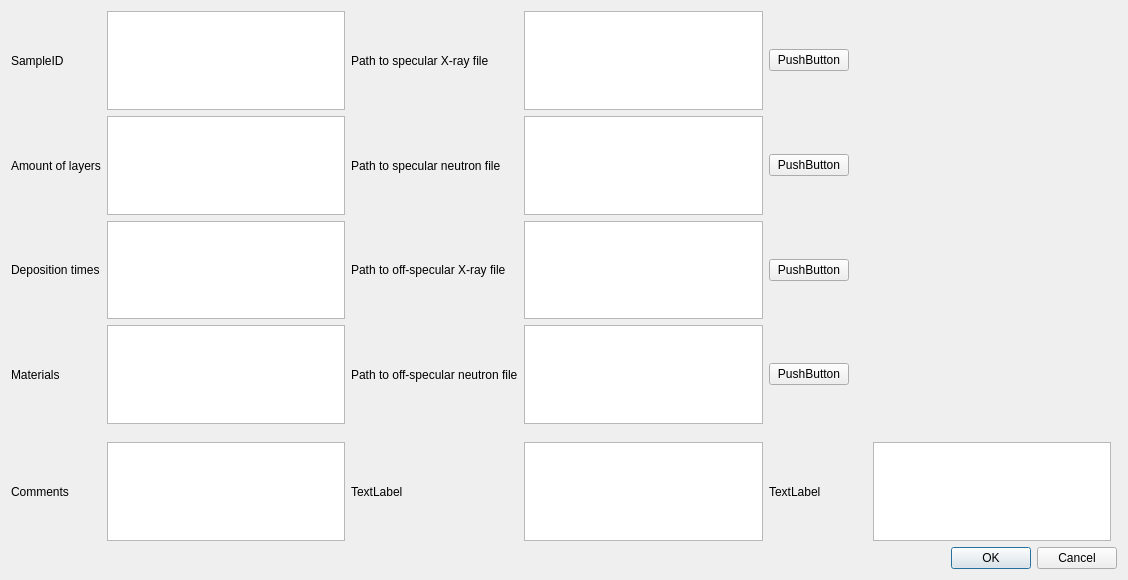
First picture: the form in sampleCreator.ui, repository sstendahl/KARIN, before the edit.
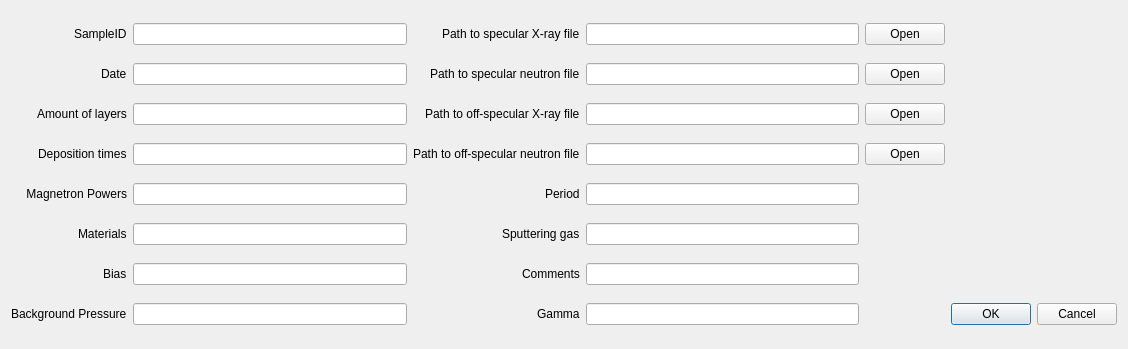
Second picture: the form after the edit.

Commit message: Implemented SampleDB

```diff
--- a/sampleCreator.ui
+++ b/sampleCreator.ui
@@ -7,153 +7,96 @@
     <x>0</x>
     <y>0</y>
     <width>1128</width>
-    <height>580</height>
+    <height>349</height>
    </rect>
   </property>
   <property name="windowTitle">
    <string>Dialog</string>
   </property>
   <layout class="QGridLayout" name="gridLayout_2">
+   <item row="5" column="5">
+    <widget class="QPushButton" name="openOffSpecNpath">
+     <property name="sizePolicy">
+      <sizepolicy hsizetype="Maximum" vsizetype="Fixed">
+       <horstretch>0</horstretch>
+       <verstretch>0</verstretch>
+      </sizepolicy>
+     </property>
+     <property name="text">
+      <string>Open</string>
+     </property>
+    </widget>
+   </item>
+   <item row="5" column="4">
+    <widget class="QLineEdit" name="pathoffspecNline"/>
+   </item>
+   <item row="7" column="4">
+    <widget class="QLineEdit" name="SputteringGasLine"/>
+   </item>
+   <item row="5" column="3" alignment="Qt::AlignRight">
+    <widget class="QLabel" name="label_4">
+     <property name="text">
+      <string>Path to off-specular neutron file</string>
+     </property>
+    </widget>
+   </item>
+   <item row="3" column="5">
+    <widget class="QPushButton" name="openSpecNpath">
+     <property name="sizePolicy">
+      <sizepolicy hsizetype="Maximum" vsizetype="Fixed">
+       <horstretch>0</horstretch>
+       <verstretch>0</verstretch>
+      </sizepolicy>
+     </property>
+     <property name="text">
+      <string>Open</string>
+     </property>
+    </widget>
+   </item>
+   <item row="14" column="4">
+    <widget class="QLineEdit" name="CommentsLine"/>
+   </item>
    <item row="2" column="4">
-    <widget class="QPushButton" name="pushButton">
-     <property name="text">
-      <string>PushButton</string>
-     </property>
-    </widget>
+    <widget class="QLineEdit" name="pathXraySpecLine"/>
    </item>
-   <item row="5" column="0">
-    <widget class="QLabel" name="label_2">
-     <property name="text">
-      <string>Materials</string>
-     </property>
-    </widget>
-   </item>
-   <item row="14" column="3">
-    <widget class="QTextEdit" name="textEdit_10"/>
-   </item>
-   <item row="4" column="1">
-    <widget class="QTextEdit" name="textEdit_2"/>
-   </item>
-   <item row="3" column="2">
+   <item row="3" column="3" alignment="Qt::AlignRight">
     <widget class="QLabel" name="label_8">
      <property name="text">
       <string>Path to specular neutron file</string>
      </property>
     </widget>
    </item>
-   <item row="5" column="2">
-    <widget class="QLabel" name="label_4">
+   <item row="7" column="3" alignment="Qt::AlignRight">
+    <widget class="QLabel" name="label_13">
      <property name="text">
-      <string>Path to off-specular neutron file</string>
-     </property>
-    </widget>
-   </item>
-   <item row="10" column="4" rowspan="2" colspan="4">
-    <layout class="QGridLayout" name="gridLayout"/>
-   </item>
-   <item row="2" column="2">
-    <widget class="QLabel" name="label_9">
-     <property name="text">
-      <string>Path to specular X-ray file</string>
+      <string>Sputtering gas</string>
      </property>
     </widget>
    </item>
    <item row="3" column="1">
-    <widget class="QTextEdit" name="textEdit_4"/>
+    <widget class="QLineEdit" name="dateLine"/>
    </item>
-   <item row="2" column="1">
-    <widget class="QTextEdit" name="textEdit_3">
-     <property name="minimumSize">
-      <size>
-       <width>0</width>
-       <height>99</height>
-      </size>
-     </property>
-     <property name="maximumSize">
-      <size>
-       <width>16777215</width>
-       <height>99</height>
-      </size>
-     </property>
-    </widget>
-   </item>
-   <item row="2" column="3">
-    <widget class="QTextEdit" name="textEdit"/>
-   </item>
-   <item row="5" column="4">
-    <widget class="QPushButton" name="pushButton_4">
-     <property name="text">
-      <string>PushButton</string>
-     </property>
-    </widget>
-   </item>
-   <item row="4" column="4">
-    <widget class="QPushButton" name="pushButton_3">
-     <property name="text">
-      <string>PushButton</string>
-     </property>
-    </widget>
-   </item>
-   <item row="14" column="0">
-    <widget class="QLabel" name="label">
-     <property name="sizePolicy">
-      <sizepolicy hsizetype="Preferred" vsizetype="Maximum">
-       <horstretch>0</horstretch>
-       <verstretch>0</verstretch>
-      </sizepolicy>
-     </property>
-     <property name="maximumSize">
-      <size>
-       <width>16777215</width>
-       <height>99</height>
-      </size>
-     </property>
-     <property name="text">
-      <string>Comments</string>
-     </property>
-    </widget>
-   </item>
-   <item row="14" column="1">
-    <widget class="QTextEdit" name="textEdit_5">
-     <property name="sizePolicy">
-      <sizepolicy hsizetype="Expanding" vsizetype="Maximum">
-       <horstretch>0</horstretch>
-       <verstretch>0</verstretch>
-      </sizepolicy>
-     </property>
-     <property name="minimumSize">
-      <size>
-       <width>0</width>
-       <height>99</height>
-      </size>
-     </property>
-    </widget>
-   </item>
-   <item row="2" column="0">
-    <widget class="QLabel" name="label_6">
-     <property name="text">
-      <string>SampleID</string>
-     </property>
-    </widget>
-   </item>
-   <item row="4" column="3">
-    <widget class="QTextEdit" name="textEdit_8"/>
-   </item>
-   <item row="4" column="0">
+   <item row="5" column="0" alignment="Qt::AlignRight">
     <widget class="QLabel" name="label_7">
      <property name="text">
       <string>Deposition times</string>
      </property>
     </widget>
    </item>
-   <item row="4" column="2">
-    <widget class="QLabel" name="label_3">
+   <item row="2" column="1">
+    <widget class="QLineEdit" name="sampleIDline"/>
+   </item>
+   <item row="14" column="3" alignment="Qt::AlignRight">
+    <widget class="QLabel" name="label_10">
      <property name="text">
-      <string>Path to off-specular X-ray file</string>
+      <string>Comments</string>
      </property>
     </widget>
    </item>
-   <item row="15" column="12" colspan="2">
+   <item row="16" column="1">
+    <widget class="QLineEdit" name="bgPressureLine"/>
+   </item>
+   <item row="16" column="10" colspan="2">
     <widget class="QDialogButtonBox" name="buttonBox">
      <property name="orientation">
       <enum>Qt::Horizontal</enum>
@@ -163,43 +106,160 @@
      </property>
     </widget>
    </item>
-   <item row="5" column="3">
-    <widget class="QTextEdit" name="textEdit_7"/>
+   <item row="16" column="0" alignment="Qt::AlignRight">
+    <widget class="QLabel" name="label_12">
+     <property name="text">
+      <string>Background Pressure</string>
+     </property>
+    </widget>
    </item>
-   <item row="5" column="1">
-    <widget class="QTextEdit" name="textEdit_6"/>
+   <item row="4" column="3" alignment="Qt::AlignRight">
+    <widget class="QLabel" name="label_3">
+     <property name="text">
+      <string>Path to off-specular X-ray file</string>
+     </property>
+    </widget>
    </item>
-   <item row="3" column="0">
+   <item row="4" column="0" alignment="Qt::AlignRight">
     <widget class="QLabel" name="label_5">
      <property name="text">
       <string>Amount of layers</string>
      </property>
     </widget>
    </item>
-   <item row="3" column="3">
-    <widget class="QTextEdit" name="textEdit_9"/>
+   <item row="7" column="1">
+    <widget class="QLineEdit" name="materialsLine"/>
    </item>
-   <item row="3" column="4">
-    <widget class="QPushButton" name="pushButton_2">
+   <item row="2" column="5">
+    <widget class="QPushButton" name="openSpecXpath">
+     <property name="sizePolicy">
+      <sizepolicy hsizetype="Maximum" vsizetype="Fixed">
+       <horstretch>0</horstretch>
+       <verstretch>0</verstretch>
+      </sizepolicy>
+     </property>
      <property name="text">
-      <string>PushButton</string>
+      <string>Open</string>
      </property>
     </widget>
    </item>
-   <item row="14" column="12">
-    <widget class="QTextEdit" name="textEdit_11"/>
-   </item>
-   <item row="14" column="2">
-    <widget class="QLabel" name="label_10">
+   <item row="6" column="0">
+    <widget class="QLabel" name="label_14">
      <property name="text">
-      <string>TextLabel</string>
+      <string>Magnetron Powers</string>
      </property>
+     <property name="alignment">
+      <set>Qt::AlignRight|Qt::AlignTrailing|Qt::AlignVCenter</set>
+     </property>
     </widget>
    </item>
-   <item row="14" column="4">
+   <item row="3" column="0" alignment="Qt::AlignRight">
     <widget class="QLabel" name="label_11">
      <property name="text">
-      <string>TextLabel</string>
+      <string>Date</string>
+     </property>
+    </widget>
+   </item>
+   <item row="14" column="1">
+    <widget class="QLineEdit" name="biasLine"/>
+   </item>
+   <item row="6" column="1">
+    <widget class="QLineEdit" name="magPowerLine"/>
+   </item>
+   <item row="6" column="3" alignment="Qt::AlignRight">
+    <widget class="QLabel" name="label_15">
+     <property name="text">
+      <string>Period</string>
+     </property>
+    </widget>
+   </item>
+   <item row="3" column="4">
+    <widget class="QLineEdit" name="pathNspecLine"/>
+   </item>
+   <item row="7" column="0" alignment="Qt::AlignRight">
+    <widget class="QLabel" name="label_2">
+     <property name="text">
+      <string>Materials</string>
+     </property>
+    </widget>
+   </item>
+   <item row="4" column="4">
+    <widget class="QLineEdit" name="pathOffSpecXline"/>
+   </item>
+   <item row="6" column="4">
+    <widget class="QLineEdit" name="periodLine"/>
+   </item>
+   <item row="16" column="4">
+    <widget class="QLineEdit" name="gammaLine"/>
+   </item>
+   <item row="4" column="1">
+    <widget class="QLineEdit" name="layersLine"/>
+   </item>
+   <item row="2" column="3" alignment="Qt::AlignRight">
+    <widget class="QLabel" name="label_9">
+     <property name="sizePolicy">
+      <sizepolicy hsizetype="Preferred" vsizetype="Maximum">
+       <horstretch>0</horstretch>
+       <verstretch>0</verstretch>
+      </sizepolicy>
+     </property>
+     <property name="text">
+      <string>Path to specular X-ray file</string>
+     </property>
+    </widget>
+   </item>
+   <item row="14" column="0" alignment="Qt::AlignRight">
+    <widget class="QLabel" name="label">
+     <property name="sizePolicy">
+      <sizepolicy hsizetype="Preferred" vsizetype="Maximum">
+       <horstretch>0</horstretch>
+       <verstretch>0</verstretch>
+      </sizepolicy>
+     </property>
+     <property name="maximumSize">
+      <size>
+       <width>16777215</width>
+       <height>99</height>
+      </size>
+     </property>
+     <property name="text">
+      <string>Bias</string>
+     </property>
+    </widget>
+   </item>
+   <item row="2" column="0" alignment="Qt::AlignRight">
+    <widget class="QLabel" name="label_6">
+     <property name="sizePolicy">
+      <sizepolicy hsizetype="Preferred" vsizetype="Maximum">
+       <horstretch>0</horstretch>
+       <verstretch>0</verstretch>
+      </sizepolicy>
+     </property>
+     <property name="text">
+      <string>SampleID</string>
+     </property>
+    </widget>
+   </item>
+   <item row="4" column="5">
+    <widget class="QPushButton" name="openOffSpecXpath">
+     <property name="sizePolicy">
+      <sizepolicy hsizetype="Maximum" vsizetype="Fixed">
+       <horstretch>0</horstretch>
+       <verstretch>0</verstretch>
+      </sizepolicy>
+     </property>
+     <property name="text">
+      <string>Open</string>
+     </property>
+    </widget>
+   </item>
+   <item row="5" column="1">
+    <widget class="QLineEdit" name="depTimeLine"/>
+   </item>
+   <item row="16" column="3" alignment="Qt::AlignRight">
+    <widget class="QLabel" name="label_16">
+     <property name="text">
+      <string>Gamma</string>
      </property>
     </widget>
    </item>
```
Left out of the diff: 2 changed lines with no effect on the pictures. The commit also changes 8 other files.
